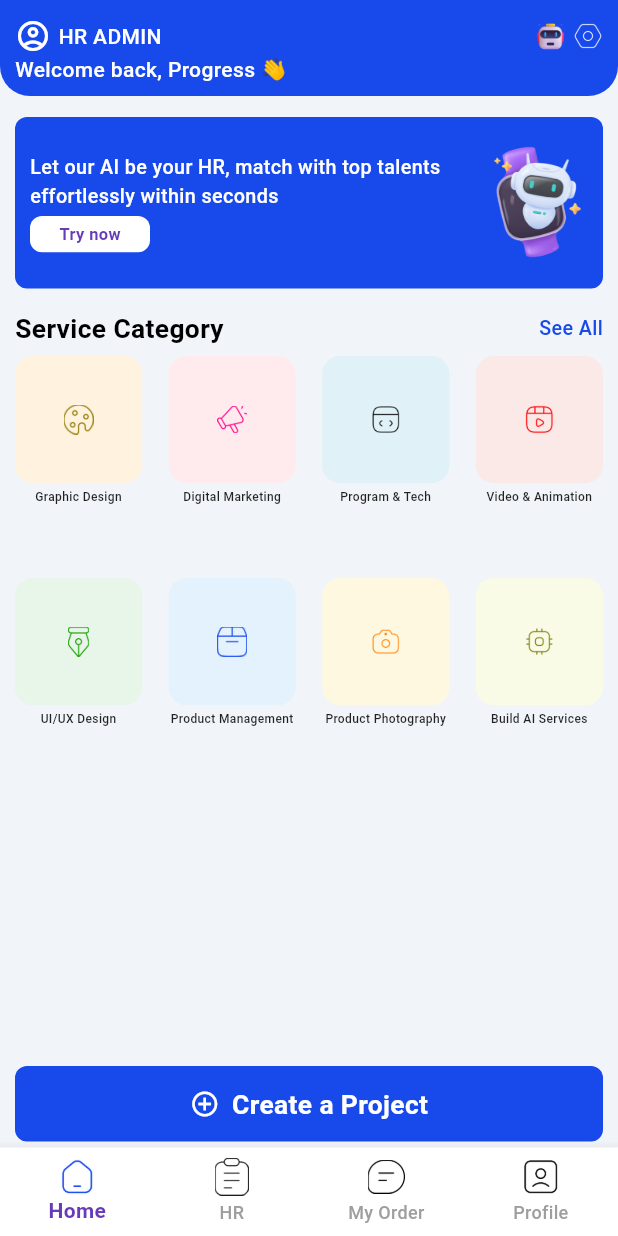
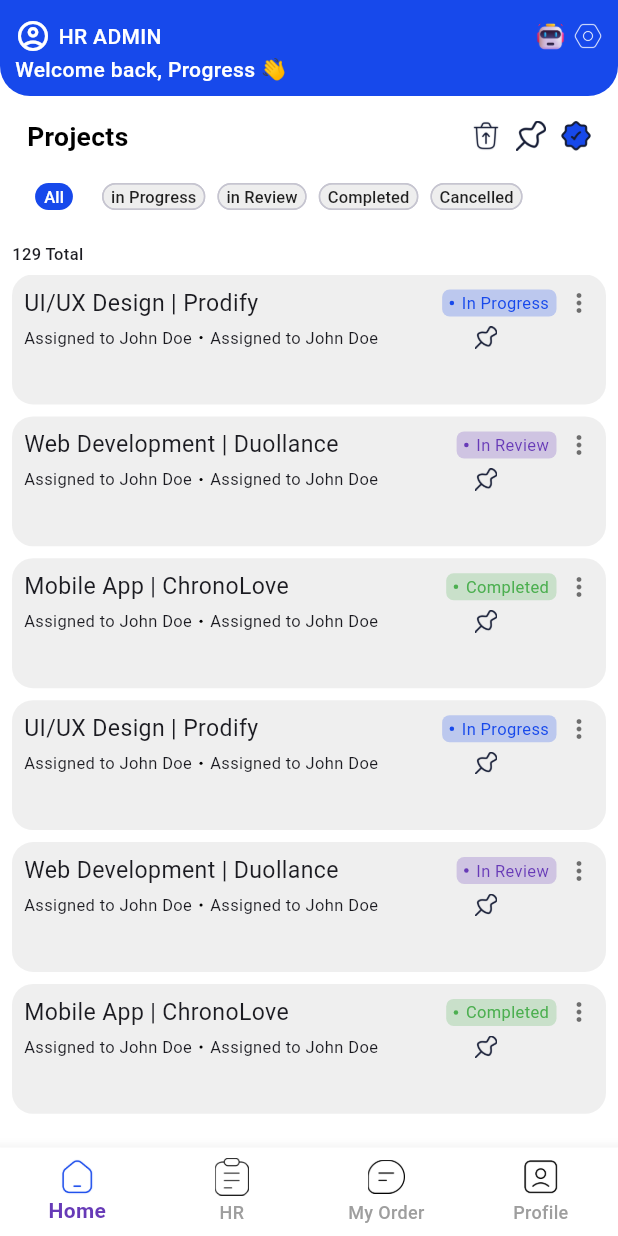
Before and after one commit to Duollance/duollance_codebase, a Flutter app: the screen it shows after launch, on a phone screen of 412 x 824 dp. Run offline on Flutter 3.47's test engine with Material 3 defaults, Android fonts, the phone set to English and light mode, and no system bars; our stand-ins replace flutter_animate, flutter_screenutil, flutter_svg, google_fonts, smooth_page_indicator.

Commit message:
fresh banter

```diff
--- a/lib/UI/Screens/home_page_for_HR.dart
+++ b/lib/UI/Screens/home_page_for_HR.dart
@@ -1,6 +1,9 @@
+import 'dart:math';
+
 import 'package:duollance_mobile_frontend/UI/components/fancy_container.dart';
 import 'package:duollance_mobile_frontend/UI/components/fancy_text.dart';
 import 'package:duollance_mobile_frontend/globals/functions/app_theme.dart';
+import 'package:duollance_mobile_frontend/globals/functions/functions.dart';
 import 'package:flutter/material.dart';
 import 'package:flutter_screenutil/flutter_screenutil.dart';
 import 'package:flutter_svg/flutter_svg.dart';
@@ -25,28 +28,118 @@ class _HomePageForHrState extends State<HomePageForHr> {
     });
   }
 
+  List<Map> statusTypes = [
+    {
+      "status": "In Progress",
+      "color": AppTheme().primaryColor,
+    },
+    {
+      "status": "In Review",
+      "color": const Color(0xFF673AB7),
+    },
+    {
+      "status": "Completed",
+      "color": const Color(0xFF4CAF50),
+    },
+    {
+      "status": "Cancelled",
+      "color": const Color(0xFFF44336),
+    },
+  ];
+
+  List<Map> markType = [
+    {"name": "wavy", "icon": "assets/images/hrTagIcon-wavyCheck.png"},
+    {"name": "pin", "icon": "assets/images/hrTagIcon-pin.png"},
+    {"name": "delete", "icon": "assets/images/hrTagIcon-delete.png"},
+  ];
+  // git config --global user.email "danoritic@gmail.com"
+  // git config --global user.name "danoritic"
+  List<Map> _hrProjectItems = [
+    {
+      "title": "UI/UX Design | Prodify",
+      "status": "In Progress",
+      "marktype": "wavy",
+      "subtitle": "Assigned to John Doe   ",
+    },
+    {
+      "title": "Web Development | Duollance",
+      "status": "In Review",
+      "marktype": "pin",
+      "subtitle": "ssdssd",
+    },
+    {
+      "title": "Mobile App | ChronoLove",
+      "status": "Completed",
+      "marktype": "delete",
+      "subtitle": "ssdssd",
+    },
+  ];
   @override
   Widget build(BuildContext context) {
     return DefaultTextStyle(
       style: GoogleFonts.manrope(),
       child: Scaffold(
-        backgroundColor: const Color(0xFFF1F5F9),
+        backgroundColor: Colors.white,
         body: SafeArea(
           child: SizedBox(
             child: Column(
               crossAxisAlignment: CrossAxisAlignment.start,
               children: [
                 _buildHeader(),
-                // const SizedBox(height: 16),
-
-                const SizedBox(height: 14),
-                _buildAISection(),
-                const SizedBox(height: 14),
+                const SizedBox(height: 6),
+                Expanded(
+                  child: Padding(
+                    padding: const EdgeInsets.all(8.0),
+                    child: Column(
+                      crossAxisAlignment: CrossAxisAlignment.start,
+                      children: [
                         _buildServiceCategoryHeader(),
+                        const SizedBox(height: 4),
+                        _buildCategoryRow(),
                         const SizedBox(height: 6),
-                Expanded(child: _buildServiceCategoriesGrid()),
+                        FancyText(
+                          '129 Total',
+                          size: 10.sp,
+                          weight: FontWeight.w500,
+                        ),
+                        const SizedBox(height: 6),
+                        Expanded(
+                          child: SingleChildScrollView(
+                            child: Column(
+                              children: [
+                                ...List.generate(
+                                  _hrProjectItems.length,
+                                  (index) => Padding(
+                                    padding: const EdgeInsets.only(bottom: 8.0),
+                                    child: _buildHRProjectItem(
+                                        _hrProjectItems[index]),
+                                  ),
+                                ),
+                                ...List.generate(
+                                  _hrProjectItems.length,
+                                  (index) => Padding(
+                                    padding: const EdgeInsets.only(bottom: 8.0),
+                                    child: _buildHRProjectItem(
+                                        _hrProjectItems[index]),
+                                  ),
+                                ),
+                                ...List.generate(
+                                  _hrProjectItems.length,
+                                  (index) => Padding(
+                                    padding: const EdgeInsets.only(bottom: 8.0),
+                                    child: _buildHRProjectItem(
+                                        _hrProjectItems[index]),
+                                  ),
+                                ),
+                              ],
+                            ),
+                          ),
+                        ),
                         const SizedBox(height: 9),
-                _buildCreateProjectButton(),
+                      ],
+                    ),
+                  ),
+                )
               ],
             ),
           ),
@@ -55,6 +148,50 @@ class _HomePageForHrState extends State<HomePageForHr> {
       ),
     );
   }
+
+  SingleChildScrollView _buildCategoryRow() {
+    return SingleChildScrollView(
+      scrollDirection: Axis.horizontal,
+      child: Row(
+        children: List.generate(_categories.length, (index) {
+          return Padding(
+            padding: const EdgeInsets.symmetric(horizontal: 4),
+            child: ChoiceChip(
+              labelPadding: EdgeInsets.symmetric(
+                horizontal: 5,
+                vertical: -8,
+              ),
+              label: FancyText(
+                _categories[index],
+                textColor: selectedCategory == _categories[index]
+                    ? Colors.white
+                    : Colors.black87,
+                size: 10.sp,
+                weight: FontWeight.w500,
+              ),
+              selected: selectedCategory == _categories[index],
+              onSelected: (bool selected) {
+                setState(() {
+                  selectedCategory = _categories[index];
+                });
+              },
+              backgroundColor: Colors.grey[200],
+              selectedColor: AppTheme().primaryColor,
+              padding: EdgeInsets.all(0),
+              // avatarBoxConstraints: BoxConstraints(maxHeight: 10, maxWidth: 10),
+
+              showCheckmark: false,
+              visualDensity: VisualDensity(horizontal: 0, vertical: 0),
+              shape: RoundedRectangleBorder(
+                  borderRadius: BorderRadius.circular(20)),
+            ),
+          );
+        }),
+      ),
+    );
+  }
+
+  String selectedCategory = 'All';
 
   Widget _buildHeader() {
     return FancyContainer(
@@ -67,26 +204,26 @@ class _HomePageForHrState extends State<HomePageForHr> {
           Row(
             children: [
               FancyContainer(
-                child: Icon(
+                child: const Icon(
                   Icons.account_circle_outlined,
                   color: Colors.white,
                 ),
               ),
-              SizedBox(width: 5),
+              const SizedBox(width: 5),
               FancyText(
                 'HR ADMIN',
                 textColor: Colors.white,
                 size: 14,
                 weight: FontWeight.w500,
               ),
-              Spacer(),
+              const Spacer(),
               FancyContainer(
                 height: 20,
                 width: 20,
                 child: Image.asset(
                     "assets/images/hrAdminHomepageTopLogos-robo.png"),
               ),
-              SizedBox(width: 5),
+              const SizedBox(width: 5),
               FancyContainer(
                 height: 20,
                 width: 20,
@@ -107,115 +244,13 @@ class _HomePageForHrState extends State<HomePageForHr> {
     );
   }
 
-  Widget _buildSearchBar() {
-    return Padding(
-      padding: const EdgeInsets.symmetric(horizontal: 4),
-      child: AspectRatio(
-        aspectRatio: 343 / 44,
-        child: FancyContainer(
-          height: 50,
-          radius: 9,
-          backgroundColor: Colors.white,
-          shadows: [
-            BoxShadow(
-              color: Colors.grey.withOpacity(0.1),
-              spreadRadius: 1,
-              blurRadius: 5,
-              offset: const Offset(0, 3),
-            ),
-          ],
-          child: TextField(
-            decoration: InputDecoration(
-              hintText: 'Search service',
-              hintStyle: TextStyle(color: Colors.grey[400]),
-              prefixIcon: Icon(Icons.search, color: Colors.grey[400]),
-              border: InputBorder.none,
-              contentPadding: const EdgeInsets.symmetric(vertical: 1),
-            ),
-          ),
-        ),
-      ),
-    );
-
-    // Stack(
-    //   children: [
-    //     // Container(
-    //     //   height: 40,
-    //     //   decoration: const BoxDecoration(
-    //     //     color: Color(0xFF673AB7),
-    //     //     borderRadius: BorderRadius.vertical(bottom: Radius.circular(20)),
-    //     //   ),
-    //     // ),
-
-    //  ],
-    // );
-  }
-
-  Widget _buildAISection() {
-    return Padding(
-      padding: const EdgeInsets.symmetric(horizontal: 10),
-      child: AspectRatio(
-        aspectRatio: 343 / 100,
-        child: FancyContainer(
-          height: 120,
-          radius: 8,
-          backgroundColor: AppTheme().primaryColor,
-          // gradient: const LinearGradient(
-          //   colors: [Color(0xFF6A1B9A), Color(0xFF9C27B0)],
-          //   begin: Alignment.topLeft,
-          //   end: Alignment.bottomRight,
-          // ),
-          child: Row(
-            children: [
-              Expanded(
-                child: Padding(
-                  padding:
-                      const EdgeInsets.only(left: 10.0, top: 10, bottom: 10),
-                  child: Column(
-                    crossAxisAlignment: CrossAxisAlignment.start,
-                    mainAxisAlignment: MainAxisAlignment.center,
-                    children: [
-                      FancyText(
-                        'Let our AI be your HR, match with top talents effortlessly within seconds',
-                        textColor: Colors.white,
-                        size: 12.sp,
-                        weight: FontWeight.w500,
-                      ),
-                      const SizedBox(height: 4),
-                      FancyContainer(
-                        action: () {},
-                        height: 22.w,
-                        width: 80,
-                        radius: 8,
-                        backgroundColor: Colors.white,
-                        child: FancyText(
-                          'Try now',
-                          textColor: const Color(0xFF673AB7),
-                          size: 10.sp,
-                          weight: FontWeight.w600,
-                        ),
-                      ),
-                    ],
-                  ),
-                ),
-              ),
-              Padding(
-                padding: const EdgeInsets.only(right: 5.0),
-                child: SizedBox(
-                  width: 80,
-                  height: 80,
-                  child: Image.asset(
-                    'assets/images/ai_image.png',
-                    fit: BoxFit.contain,
-                  ),
-                ),
-              ),
-            ],
-          ),
-        ),
-      ),
-    );
-  }
+  List<String> _categories = [
+    'All',
+    'in Progress',
+    'in Review',
+    'Completed',
+    'Cancelled',
+  ];
 
   Widget _buildServiceCategoryHeader() {
     return Padding(
@@ -224,158 +259,145 @@ class _HomePageForHrState extends State<HomePageForHr> {
         mainAxisAlignment: MainAxisAlignment.spaceBetween,
         children: [
           FancyText(
-            'Service Category',
+            'Projects',
             textColor: Colors.black,
             size: 16.sp,
             weight: FontWeight.w600,
           ),
-          FancyText(
-            'See All',
-            textColor: AppTheme().primaryColor,
-            size: 12.sp,
-            weight: FontWeight.w500,
-            action: () {},
-          ),
+          const Spacer(),
+          SizedBox(
+              height: 20,
+              width: 20,
+              child: Image.asset("assets/images/hrTagIcon-delete.png")),
+          const SizedBox(width: 10),
+          SizedBox(
+              height: 20,
+              width: 20,
+              child: Image.asset("assets/images/hrTagIcon-pin.png")),
+          const SizedBox(width: 10),
+          SizedBox(
+              height: 20,
+              width: 20,
+              child: Image.asset("assets/images/hrTagIcon-wavyCheck.png"))
+
+          // FancyText(
+          //   'See All',
+          //   textColor: AppTheme().primaryColor,
+          //   size: 12.sp,
+          //   weight: FontWeight.w500,
+          //   action: () {},
+          // ),
         ],
       ),
     );
   }
 
-  Widget _buildServiceCategoriesGrid() {
-    final List<Map<String, dynamic>> categories = [
-      {
-        'name': 'Graphic Design',
-        'icon': "assets/images/skillMenuGridIcon-pallet.png",
+  Widget _buildHRProjectItem(Map detail) {
+    _hrProjectItems;
+    return Padding(
+        padding: const EdgeInsets.symmetric(horizontal: 0),
+        child: AspectRatio(
+          aspectRatio: 343 / 75,
+          child: FancyContainer(
+            // height: 120,
+            backgroundColor: getFigmaColor("EFEFEF"),
+            // height: 120,
+            radius: 14,
 
-        // Icons.sentiment_satisfied_alt,
-        'color': const Color(0xFFFFF3E0)
+            child: Padding(
+              padding: const EdgeInsets.all(8.0),
+              child: Column(
+                children: [
+                  Row(
+                    children: [
+                      FancyText(
+                        detail['title'],
+                        // "UI/UX Design | Prodify",
+                        size: 14.sp,
+                      ),
+                      const Spacer(),
+                      Builder(builder: (context) {
+                        Map statusDetail = statusTypes.firstWhere(
+                          (element) {
+                            return element["status"] == detail['status'];
                           },
-      {
-        'name': 'Digital Marketing',
-        'icon': "assets/images/skillMenuGridIcon-speaker.png",
-        'color': const Color(0xFFFFEBEE)
-      },
-      {
-        'name': 'Program & Tech',
-        'icon': "assets/images/skillMenuGridIcon-Calendar.png",
-        'color': const Color(0xFFE0F2F7)
-      },
-      {
-        'name': 'Video & Animation',
-        'icon': "assets/images/skillMenuGridIcon-video.png",
-        'color': const Color(0xFFFBE9E7)
-      },
-      {
-        'name': 'UI/UX Design',
-        'icon': "assets/images/skillMenuGridIcon-pen.png",
-        'color': const Color(0xFFE8F5E9)
-      },
-      {
-        'name': 'Product Management',
-        'icon': "assets/images/skillMenuGridIcon-deliveryBox.png",
-        'color': const Color(0xFFE3F2FD)
-      },
-      {
-        'name': 'Product Photography',
-        'icon': "assets/images/skillMenuGridIcon-camera.png",
-        'color': const Color(0xFFFFF8E1)
-      },
-      {
-        'name': 'Build AI Services',
-        'icon': "assets/images/skillMenuGridIcon-CPU.png",
-        'color': const Color(0xFFF9FBE7)
-      },
-    ];
-
-    return Padding(
-      padding: const EdgeInsets.symmetric(horizontal: 10),
-      child: GridView.count(
-        crossAxisCount: 4,
-        // itemCount: categories.length,
-        // itemBuilder: ,
-        // staggeredTileBuilder: (int index) => const StaggeredGridTile.fit(
-        //     crossAxisCellCount: 2, child: SizedBox()),
-        // fit(2),
-
-        mainAxisSpacing: 16.0.sp,
-        crossAxisSpacing: 16.0.sp, childAspectRatio: .65,
-        children: categories.map((Map detail) {
-          return
-              // SizedBox();
-              _buildCategoryItem(
-            detail['name'],
-            detail['icon'],
-            detail['color'],
                         );
-        }).toList(),
+                        return FancyContainer(
+                          // height: 20,
+                          radius: 5,
+                          backgroundColor:
+                              (statusDetail['color'] as Color).withAlpha(60),
+                          child: Padding(
+                            padding: const EdgeInsets.symmetric(
+                              horizontal: 5.0,
+                              vertical: 1,
+                            ),
+                            child: Row(
+                              children: [
+                                FancyContainer(
+                                  height: 3,
+                                  width: 3,
+                                  backgroundColor:
+                                      (statusDetail['color'] as Color),
+                                ),
+                                const SizedBox(width: 5),
+                                FancyText(
+                                  "${detail['status']}",
+                                  textColor: (statusDetail['color'] as Color),
+                                  size: 10.sp,
+                                ),
+                              ],
+                            ),
                           ),
                         );
-  }
+                      }),
+                      const SizedBox(width: 5),
+                      FancyContainer(
+                        child: const Icon(Icons.more_vert_rounded,
+                            size: 20, color: Colors.black54),
+                      )
+                    ],
+                  ),
+                  SizedBox(height: 4),
+                  Row(
+                    children: [
+                      FancyText(
+                        "Assigned to John Doe",
+                        size: 10.sp,
+                      ),
+                      const SizedBox(width: 5),
+                      FancyContainer(
+                        height: 2,
+                        width: 2,
+                        backgroundColor: Colors.black,
+                      ),
+                      const SizedBox(width: 5),
+                      FancyText(
+                        "Assigned to John Doe",
+                        size: 10.sp,
+                      ),
+                      // Spacer(),
+                      Expanded(
+                        child: SizedBox(
+                          height: 15,
+                          width: 15,
+                          child: Builder(builder: (context) {
+                            // marktype
 
-  Widget _buildCategoryItem(String title, String icon, Color color) {
-    return Column(
-      // mainAxisAlignment: MainAxisAlignment.center,
-      children: [
-        AspectRatio(
-          aspectRatio: 1,
-          child: FancyContainer(
-              // width: 10,
-              action: () {},
-              radius: 12,
-              backgroundColor: color,
-              // padding: const EdgeInsets.symmetric(vertical: 8),
-              child: SizedBox(
-                height: 20,
-                width: 20,
-                child: Image.asset(icon),
+                            return Image.asset(
+                                "${markType[Random().nextInt(markType.length)]["icon"]}");
+                          }),
+                        ),
                       )
-              // Icon(icon, size: 20, color: Colors.black54),
-              ),
-        ),
-        const SizedBox(height: 4),
-        FancyText(
-          title,
-          textAlign: TextAlign.center,
-          textColor: Colors.black87,
-          size: 8,
-          weight: FontWeight.w500,
-        ),
+                      // FancyText(
+                      //     "${}")
                     ],
-    );
-  }
-
-  Widget _buildCreateProjectButton() {
-    return Padding(
-      padding: const EdgeInsets.symmetric(horizontal: 10, vertical: 4),
-      child: AspectRatio(
-        aspectRatio: 343 / 44,
-        child: FancyContainer(
-          action: () {},
-          height: 50,
-          radius: 8,
-          backgroundColor: AppTheme().primaryColor,
-          child: Row(
-            mainAxisAlignment: MainAxisAlignment.center,
-            children: [
-              const Icon(
-                Icons.add_circle_outline,
-                color: Colors.white,
-                size: 20,
-                grade: .1,
-                weight: 1,
-              ),
-              const SizedBox(width: 8),
-              FancyText(
-                'Create a Project',
-                textColor: Colors.white,
-                size: 16.sp,
-                weight: FontWeight.w600,
                   ),
                 ],
               ),
             ),
           ),
-    );
+        ));
   }
 
   Widget _buildBottomNavigationBar() {
--- a/lib/main.dart
+++ b/lib/main.dart
@@ -32,7 +32,7 @@ class MyApp extends StatelessWidget {
             useMaterial3: true,
           ),
           debugShowCheckedModeBanner: false,
-          home: HomePageForHr()
+          home: const HomePageForHr()
           // const JobPostingPage(),
           // const JobMatchingPage()
           // const SelectAccountTypePage()
```
Also changed, not shown: assets/images/hrTagIcon-delete.png (added), assets/images/hrTagIcon-pin.png (added), assets/images/hrTagIcon-wavyCheck.png (added), pubspec.lock. Lines whose indentation alone changed are shown as unchanged.
